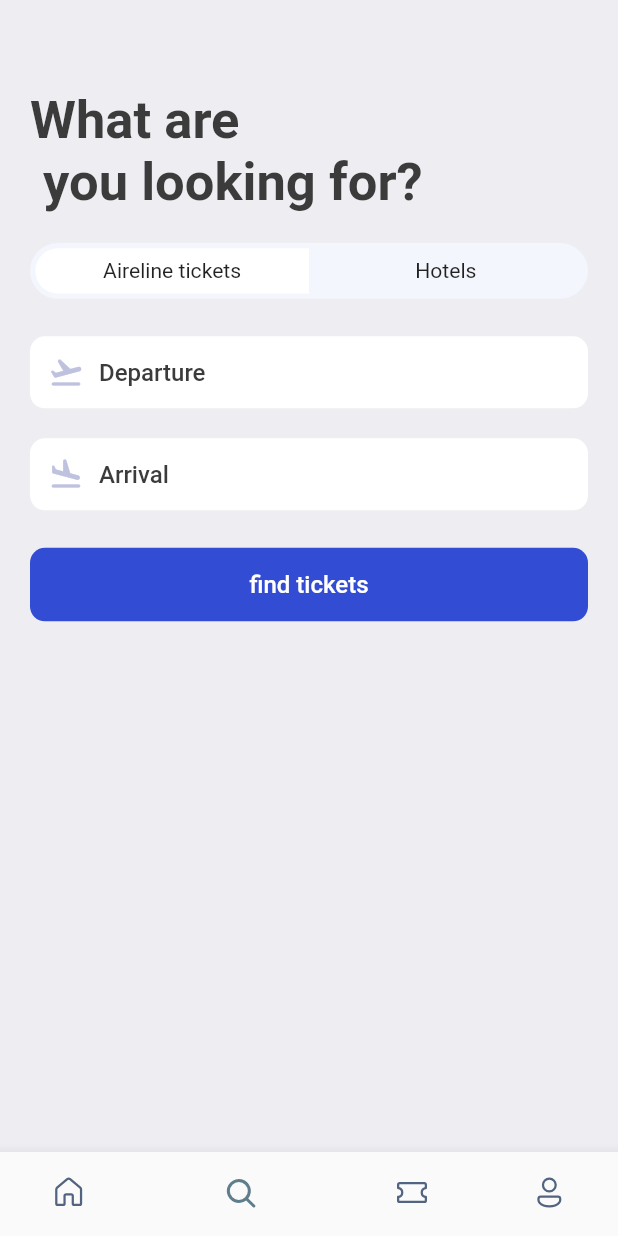
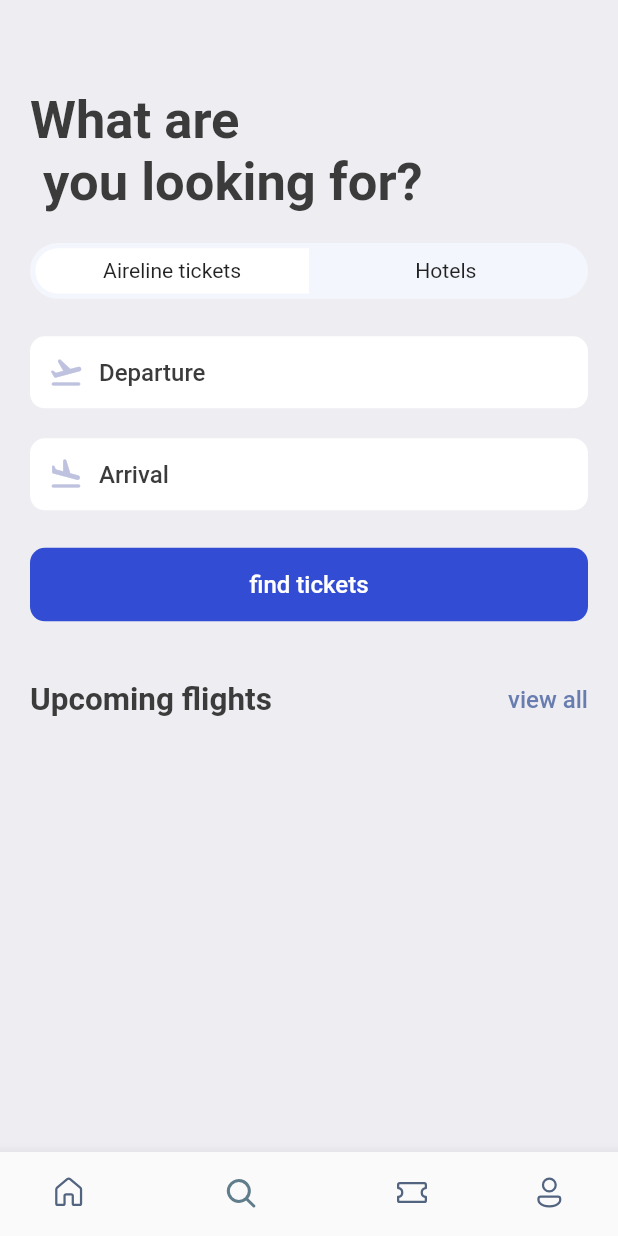
Before and after one commit to Linabousbih/TravelApp, a Flutter app: the screen it shows after launch, item 2 of the bottom bar chosen, on a phone screen of 412 x 824 dp. Run offline on Flutter 3.47's test engine with Material 2 defaults, Android fonts, the phone set to English and light mode, and no system bars; our stand-ins replace fluentui_icons, gap, get.

Commit message:
Second page last part

```diff
--- a/lib/screens/search_screen.dart
+++ b/lib/screens/search_screen.dart
@@ -1,5 +1,6 @@
 import 'package:first_one/utils/app_layout.dart';
 import 'package:first_one/utils/app_styles.dart';
+import 'package:first_one/widgets/double_text_widget.dart';
 import 'package:first_one/widgets/icon_text_widget.dart';
 import 'package:flutter/material.dart';
 import 'package:first_one/utils/app_styles.dart';
@@ -96,7 +97,13 @@ class SearchScreen extends StatelessWidget {
           style: Styles.textStyle.copyWith(color: Colors.white),
         ),
       ),
-    )
+    ),
+
+    /*************************Fourth part***********************/
+
+    Gap(AppLayout.getHeight(40)),
+    const AppDoubleTextWidget(bigText: "Upcoming flights",smallText: "view all",)
+
           ]),
     );
   }
--- /dev/null
+++ b/lib/widgets/double_text_widget.dart
@@ -0,0 +1,30 @@
+import 'package:first_one/utils/app_styles.dart';
+import 'package:flutter/material.dart';
+
+class AppDoubleTextWidget extends StatelessWidget {
+  final String bigText;
+  final String smallText;
+  const AppDoubleTextWidget({Key ? key, required this.bigText, required this.smallText}) : super (key : key);
+
+  @override
+  Widget build(BuildContext context) {
+    return Row(
+                  mainAxisAlignment: MainAxisAlignment.spaceBetween,
+                  children: [
+                    Text(
+                      bigText,
+                      style: Styles.headlineStyleM,
+                    ),
+                    InkWell(
+                        onTap: () {
+                          print("tapped");
+                        },
+                        child: Text(
+                          smallText,
+                          style: Styles.textStyle
+                              .copyWith(color: Styles.primaryColor),
+                        )),
+                  ],
+                );
+  }
+}
```
Also changed, not shown: lib/screens/home_screen.dart (+3 -36 lines).
